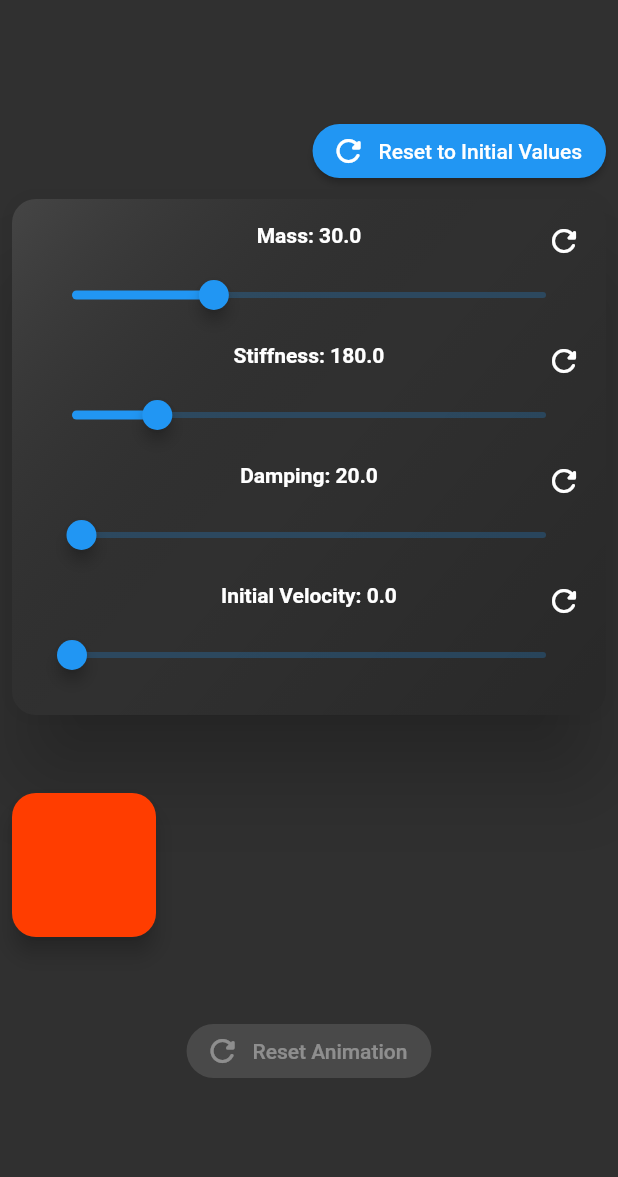
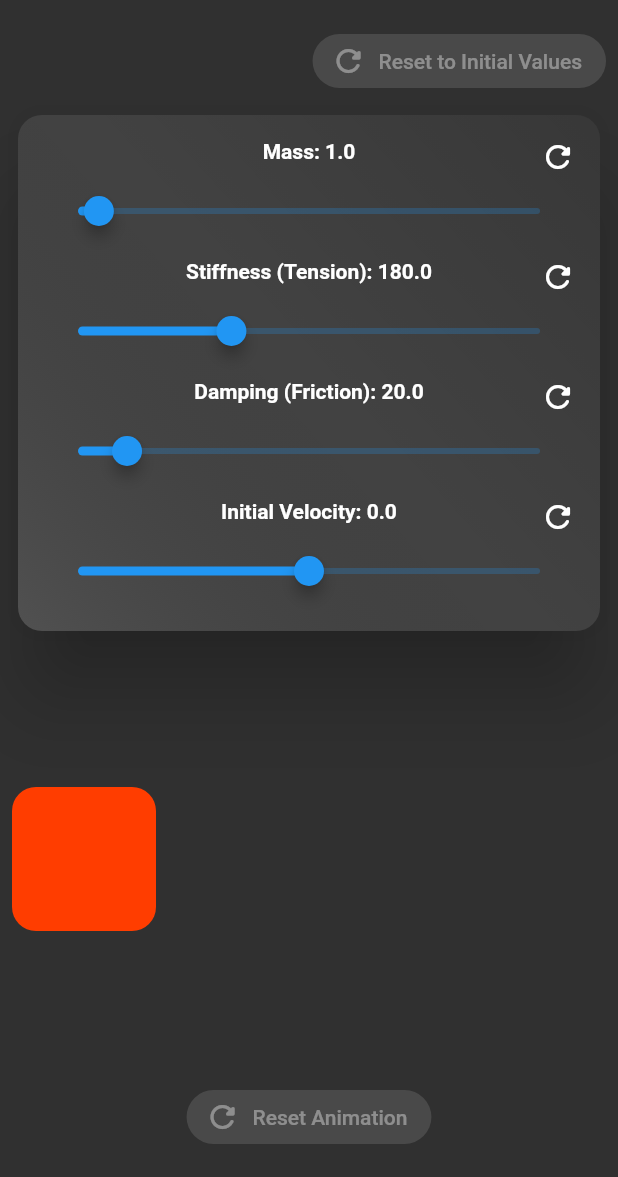
Before and after one commit to ercantomac/sprung_easing_visualizer, a Flutter app: the screen it shows after launch, after a tap on the "refresh" icon, on a phone screen of 412 x 824 dp, the part 59-1236 px from its top. Run offline on Flutter 3.47's test engine with Material 2 defaults, Android fonts, the phone set to English and light mode, and no system bars; missing offline and left inert: sprung; statements that could not run were skipped.

Commit message:
modified slider min and max values

```diff
--- a/lib/main.dart
+++ b/lib/main.dart
@@ -1,5 +1,4 @@
 import 'package:flutter/material.dart';
-//import 'package:flutter/physics.dart';
 import 'package:sprung/sprung.dart';
 
 void main() {
@@ -10,6 +9,7 @@ void main() {
 class MyApp extends StatelessWidget {
   const MyApp({Key? key}) : super(key: key);
   static final ValueNotifier<ThemeMode> _theme = ValueNotifier<ThemeMode>(ThemeMode.dark);
+
   @override
   Widget build(BuildContext context) {
     return ValueListenableBuilder<ThemeMode>(
@@ -45,21 +45,21 @@ class MyApp extends StatelessWidget {
 
 class MyHomePage extends StatefulWidget {
   const MyHomePage({Key? key}) : super(key: key);
+
   @override
   State<MyHomePage> createState() => _MyHomePageState();
 }
 
 class _MyHomePageState extends State<MyHomePage> with SingleTickerProviderStateMixin {
   late AnimationController _controller;
-  late Animation<AlignmentGeometry> _animation, _animation2;
-  //late double _massSliderValue = 30, _stiffnessSliderValue = 1, _dampingSliderValue = 1, _initialVelocitySliderValue = 0;
+  late Animation<AlignmentGeometry> _animation;
   late double _massSliderValue = 1.0, _stiffnessSliderValue = 180, _dampingSliderValue = 20, _initialVelocitySliderValue = 0;
+
   @override
   void initState() {
     super.initState();
     _controller = AnimationController(vsync: this, duration: const Duration(milliseconds: 1000));
-    _animation = _controller.drive(AlignmentTween(begin: Alignment.centerLeft, end: Alignment.centerRight));
-    _animation2 = CurvedAnimation(
+    _animation = CurvedAnimation(
         parent: _controller,
         curve: Sprung.custom(
           mass: _massSliderValue,
@@ -93,31 +93,24 @@ class _MyHomePageState extends State<MyHomePage> with SingleTickerProviderStateM
         ],
       ),
       body: Padding(
-        padding: const EdgeInsets.all(8.0),
+        padding: const EdgeInsets.fromLTRB(8.0, 0.0, 8.0, 16.0),
         child: Column(
           mainAxisAlignment: MainAxisAlignment.spaceEvenly,
           children: <Widget>[
-            Column(
+            RepaintBoundary(
+              key: const Key('Controls'),
+              child: Column(
                 children: <Widget>[
                   Align(
                     alignment: Alignment.centerRight,
                     child: ElevatedButton.icon(
                         style: ButtonStyle(shape: MaterialStateProperty.all<OutlinedBorder>(const StadiumBorder())),
-                      onPressed:
-                          (/*_massSliderValue != 30 ||
-                              _stiffnessSliderValue != 1 ||
-                              _dampingSliderValue != 1 ||
-                              _initialVelocitySliderValue != 0*/
-                                  _massSliderValue != 1.0 ||
+                        onPressed: (_massSliderValue != 1.0 ||
                                 _stiffnessSliderValue != 180 ||
                                 _dampingSliderValue != 20 ||
                                 _initialVelocitySliderValue != 0)
                             ? () {
                                 setState(() {
-                                    /*_massSliderValue = 30;
-                                _stiffnessSliderValue = 1;
-                                _dampingSliderValue = 1;
-                                _initialVelocitySliderValue = 0;*/
                                   _massSliderValue = 1.0;
                                   _stiffnessSliderValue = 180;
                                   _dampingSliderValue = 20;
@@ -130,20 +123,20 @@ class _MyHomePageState extends State<MyHomePage> with SingleTickerProviderStateM
                         label: const Text('Reset to Initial Values')),
                   ),
                   const SizedBox(height: 8.0),
-                Material(
+                  Card(
                     elevation: 24.0,
-                  borderRadius: const BorderRadius.all(Radius.circular(16.0)),
+                    shape: const RoundedRectangleBorder(borderRadius: BorderRadius.all(Radius.circular(16.0))),
                     child: Container(
                       padding: const EdgeInsets.all(16.0),
                       decoration: ShapeDecoration(
                         shape: const RoundedRectangleBorder(borderRadius: BorderRadius.all(Radius.circular(16.0))),
                         gradient: LinearGradient(
-                        begin: Alignment.topLeft,
-                        end: Alignment.bottomRight,
+                          begin: Alignment.bottomLeft,
+                          end: Alignment.topRight,
                           colors: <Color>[
-                          Colors.white.withOpacity(0.1),
+                            Colors.white.withOpacity(0.08),
                             Colors.transparent,
-                          Colors.black.withOpacity(/*0.24*/ 0.16),
+                            Colors.black.withOpacity(0.16),
                           ],
                         ),
                       ),
@@ -157,10 +150,9 @@ class _MyHomePageState extends State<MyHomePage> with SingleTickerProviderStateM
                               Align(
                                 alignment: Alignment.centerRight,
                                 child: InkWell(
-                                //style: ButtonStyle(shape: MaterialStateProperty.all<OutlinedBorder>(const StadiumBorder())),
                                   onTap: () {
                                     setState(() {
-                                    _massSliderValue = 30;
+                                      _massSliderValue = 1.0;
                                     });
                                     _controller.reset();
                                   },
@@ -172,7 +164,7 @@ class _MyHomePageState extends State<MyHomePage> with SingleTickerProviderStateM
                           Slider(
                             value: _massSliderValue,
                             min: 0.1,
-                          max: 100,
+                            max: 20,
                             label: _massSliderValue.toStringAsFixed(1),
                             onChanged: (double value) {
                               setState(() {
@@ -184,15 +176,14 @@ class _MyHomePageState extends State<MyHomePage> with SingleTickerProviderStateM
                           Stack(
                             children: <Widget>[
                               Center(
-                                child: Text('Stiffness: ${_stiffnessSliderValue.toStringAsFixed(1)}',
+                                  child: Text('Stiffness (Tension): ${_stiffnessSliderValue.toStringAsFixed(1)}',
                                       style: const TextStyle(fontWeight: FontWeight.w600))),
                               Align(
                                 alignment: Alignment.centerRight,
                                 child: InkWell(
-                                //style: ButtonStyle(shape: MaterialStateProperty.all<OutlinedBorder>(const StadiumBorder())),
                                   onTap: () {
                                     setState(() {
-                                    _stiffnessSliderValue = 1;
+                                      _stiffnessSliderValue = 180;
                                     });
                                     _controller.reset();
                                   },
@@ -203,8 +194,8 @@ class _MyHomePageState extends State<MyHomePage> with SingleTickerProviderStateM
                           ),
                           Slider(
                             value: _stiffnessSliderValue,
-                          min: 0,
-                          max: 1000,
+                            min: 1,
+                            max: 540,
                             label: _stiffnessSliderValue.toStringAsFixed(1),
                             onChanged: (double value) {
                               setState(() {
@@ -216,15 +207,14 @@ class _MyHomePageState extends State<MyHomePage> with SingleTickerProviderStateM
                           Stack(
                             children: <Widget>[
                               Center(
-                                child: Text('Damping: ${_dampingSliderValue.toStringAsFixed(1)}',
+                                  child: Text('Damping (Friction): ${_dampingSliderValue.toStringAsFixed(1)}',
                                       style: const TextStyle(fontWeight: FontWeight.w600))),
                               Align(
                                 alignment: Alignment.centerRight,
                                 child: InkWell(
-                                //style: ButtonStyle(shape: MaterialStateProperty.all<OutlinedBorder>(const StadiumBorder())),
                                   onTap: () {
                                     setState(() {
-                                    _dampingSliderValue = 1;
+                                      _dampingSliderValue = 20;
                                     });
                                     _controller.reset();
                                   },
@@ -235,8 +225,8 @@ class _MyHomePageState extends State<MyHomePage> with SingleTickerProviderStateM
                           ),
                           Slider(
                             value: _dampingSliderValue,
-                          min: 0,
-                          max: 1000,
+                            min: 1,
+                            max: 180,
                             label: _dampingSliderValue.toStringAsFixed(1),
                             onChanged: (double value) {
                               setState(() {
@@ -253,7 +243,6 @@ class _MyHomePageState extends State<MyHomePage> with SingleTickerProviderStateM
                               Align(
                                 alignment: Alignment.centerRight,
                                 child: InkWell(
-                                //style: ButtonStyle(shape: MaterialStateProperty.all<OutlinedBorder>(const StadiumBorder())),
                                   onTap: () {
                                     setState(() {
                                       _initialVelocitySliderValue = 0;
@@ -267,8 +256,8 @@ class _MyHomePageState extends State<MyHomePage> with SingleTickerProviderStateM
                           ),
                           Slider(
                             value: _initialVelocitySliderValue,
-                          min: 0,
-                          max: 1000,
+                            min: -20,
+                            max: 20,
                             label: _initialVelocitySliderValue.toStringAsFixed(1),
                             onChanged: (double value) {
                               setState(() {
@@ -282,10 +271,14 @@ class _MyHomePageState extends State<MyHomePage> with SingleTickerProviderStateM
                   ),
                 ],
               ),
-            GestureDetector(
+            ),
+            const Spacer(),
+            RepaintBoundary(
+              key: const Key('AnimationElement'),
+              child: GestureDetector(
                 onTap: () {
                   if (!_controller.isAnimating) {
-                  _animation2 = CurvedAnimation(
+                    _animation = CurvedAnimation(
                         parent: _controller,
                         curve: Sprung.custom(
                           mass: _massSliderValue,
@@ -313,16 +306,15 @@ class _MyHomePageState extends State<MyHomePage> with SingleTickerProviderStateM
                   }
                 },
                 child: AnimatedBuilder(
-                //animation: _animation,
-                animation: _animation2,
+                  animation: _animation,
                   builder: (BuildContext context, Widget? child) {
                     return Align(
-                    //alignment: _animation.value,
-                    alignment: _animation2.value,
-                    child: Material(
+                      alignment: _animation.value,
+                      child: /*Material(
                         elevation: 6.0,
                         borderRadius: const BorderRadius.all(Radius.circular(16.0)),
-                      child: Container(
+                        child: */
+                          Container(
                         height: 96.0,
                         width: 96.0,
                         decoration: ShapeDecoration(
@@ -330,11 +322,13 @@ class _MyHomePageState extends State<MyHomePage> with SingleTickerProviderStateM
                           shape: const RoundedRectangleBorder(borderRadius: BorderRadius.all(Radius.circular(16.0))),
                         ),
                       ),
-                    ),
+                      //),
                     );
                   },
                 ),
               ),
+            ),
+            const Spacer(),
             AnimatedBuilder(
               animation: _controller,
               builder: (BuildContext context, Widget? child) {
```
Lines whose indentation alone changed are shown as unchanged.
